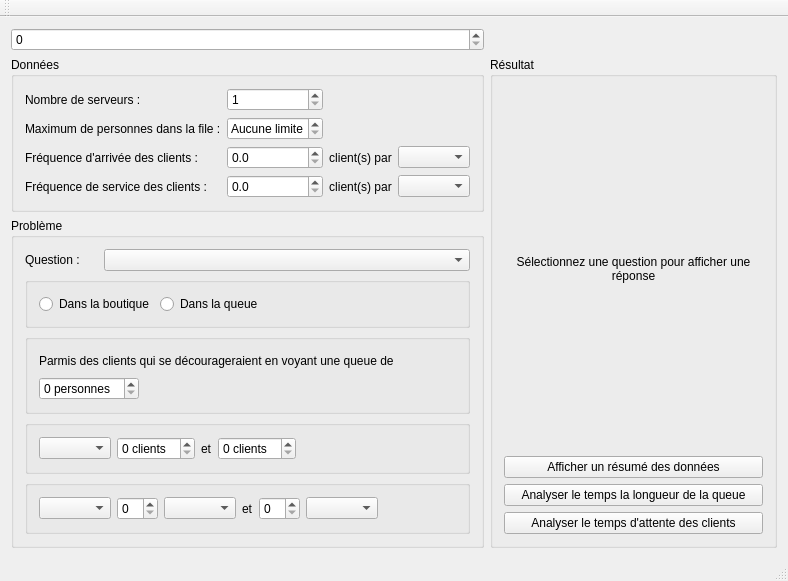
AmaneMisora/Processus-Stochastique, file WaitingLine/mainwindow.ui: the form before one commit.
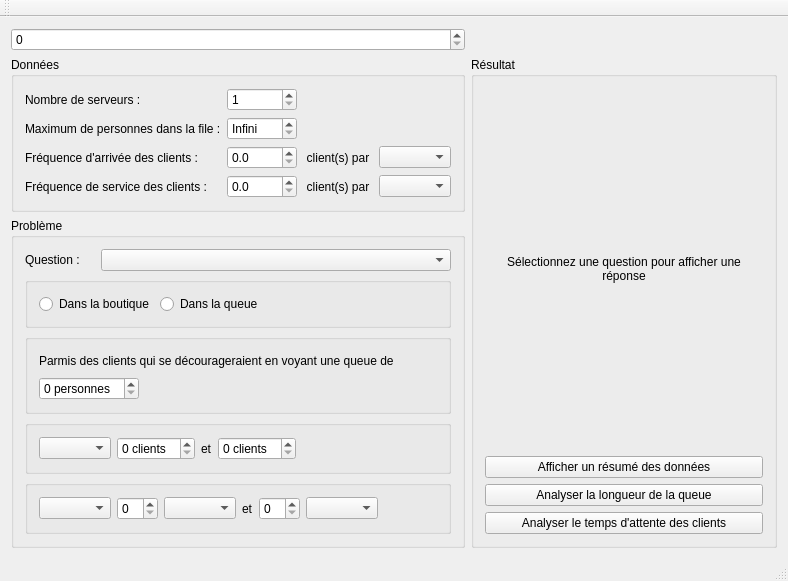
The form after the commit.

What changed in the file:
```diff
--- a/WaitingLine/mainwindow.ui
+++ b/WaitingLine/mainwindow.ui
@@ -341,7 +341,7 @@
        <item>
         <widget class="QPushButton" name="PushButtonGrathLenth">
          <property name="text">
-          <string>Analyser le temps la longueur de la queue</string>
+          <string>Analyser la longueur de la queue</string>
          </property>
         </widget>
        </item>
@@ -401,7 +401,7 @@
        <item row="1" column="1">
         <widget class="QSpinBox" name="SpinBoxNbMaxPers">
          <property name="specialValueText">
-          <string>Aucune limite</string>
+          <string>Infini</string>
          </property>
         </widget>
        </item>
```
